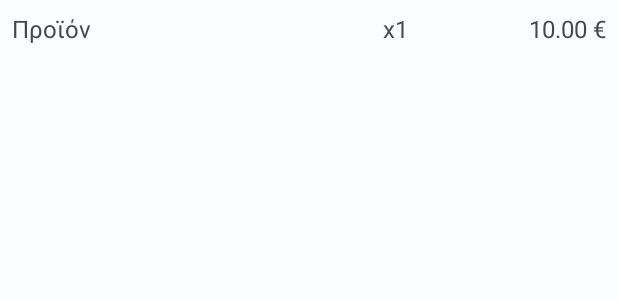
After one commit to patpan7/Order, an Android app: the layout item_payment_product.xml on its own in the app's theme, with its tools: preview values and no code run, on a phone screen of 412 x 824 dp. The commit adds this screen. Shown: the top 300 px of the screen. Run offline under Robolectric (Android 15) with nearby library versions, the phone set to English and light mode, and no system bars.

Commit message:
add payment activity

```diff
--- a/app/src/main/AndroidManifest.xml
+++ b/app/src/main/AndroidManifest.xml
@@ -34,6 +34,7 @@
         <activity android:name=".TablesActivity" />
         <activity android:name=".SettingsActivity" />
         <activity android:name=".OrderDetailsActivity" />
+        <activity android:name=".PaymentActivity" />
     </application>
 
 </manifest>
--- a/app/src/main/res/layout/activity_main.xml
+++ b/app/src/main/res/layout/activity_main.xml
@@ -74,6 +74,7 @@
             </com.google.android.material.card.MaterialCardView>
 
             <com.google.android.material.card.MaterialCardView
+                android:visibility="gone"
                 android:id="@+id/cardEmployees"
                 android:layout_width="0dp"
                 android:layout_height="100dp"
@@ -108,6 +109,7 @@
             </com.google.android.material.card.MaterialCardView>
 
             <com.google.android.material.card.MaterialCardView
+                android:visibility="gone"
                 android:id="@+id/cardSupplier"
                 android:layout_width="0dp"
                 android:layout_height="100dp"
@@ -142,6 +144,7 @@
             </com.google.android.material.card.MaterialCardView>
 
             <com.google.android.material.card.MaterialCardView
+                android:visibility="gone"
                 android:id="@+id/cardIncome"
                 android:layout_width="0dp"
                 android:layout_height="100dp"
@@ -176,6 +179,7 @@
             </com.google.android.material.card.MaterialCardView>
 
             <com.google.android.material.card.MaterialCardView
+                android:visibility="gone"
                 android:id="@+id/cardCharge"
                 android:layout_width="0dp"
                 android:layout_height="100dp"
@@ -210,6 +214,7 @@
             </com.google.android.material.card.MaterialCardView>
 
             <com.google.android.material.card.MaterialCardView
+                android:visibility="gone"
                 android:id="@+id/cardReturns"
                 android:layout_width="0dp"
                 android:layout_height="100dp"
--- /dev/null
+++ b/app/src/main/res/layout/item_payment_product.xml
@@ -0,0 +1,34 @@
+<?xml version="1.0" encoding="utf-8"?>
+<LinearLayout
+    xmlns:android="http://schemas.android.com/apk/res/android"
+    android:layout_width="match_parent"
+    android:layout_height="wrap_content"
+    android:orientation="horizontal"
+    android:padding="8dp">
+
+    <TextView
+        android:id="@+id/productNameTextView"
+        android:layout_width="0dp"
+        android:layout_height="wrap_content"
+        android:layout_weight="3"
+        android:text="Προϊόν"
+        android:textSize="16sp" />
+
+    <TextView
+        android:id="@+id/productQuantityTextView"
+        android:layout_width="0dp"
+        android:layout_height="wrap_content"
+        android:layout_weight="1"
+        android:gravity="end"
+        android:text="x1"
+        android:textSize="16sp" />
+
+    <TextView
+        android:id="@+id/productPriceTextView"
+        android:layout_width="0dp"
+        android:layout_height="wrap_content"
+        android:layout_weight="2"
+        android:gravity="end"
+        android:text="10.00 €"
+        android:textSize="16sp" />
+</LinearLayout>
```
Also changed, not shown: app/src/main/java/org/easytech/order/DBHelper.java (+29 -0 lines), app/src/main/java/org/easytech/order/OrderAdapter.java (+28 -0 lines), app/src/main/java/org/easytech/order/PaymentActivity.java (added, +77 -0 lines), app/src/main/java/org/easytech/order/PaymentProductAdapter.java (added, +55 -0 lines), app/src/main/java/org/easytech/order/TableAdapter.java (+34 -21 lines), app/src/main/java/org/easytech/order/TablesActivity.java (+7 -0 lines), app/src/main/res/layout/activity_payment.xml (added, +34 -0 lines), app/src/main/res/layout/order_item.xml (+8 -0 lines), 1 other file.
